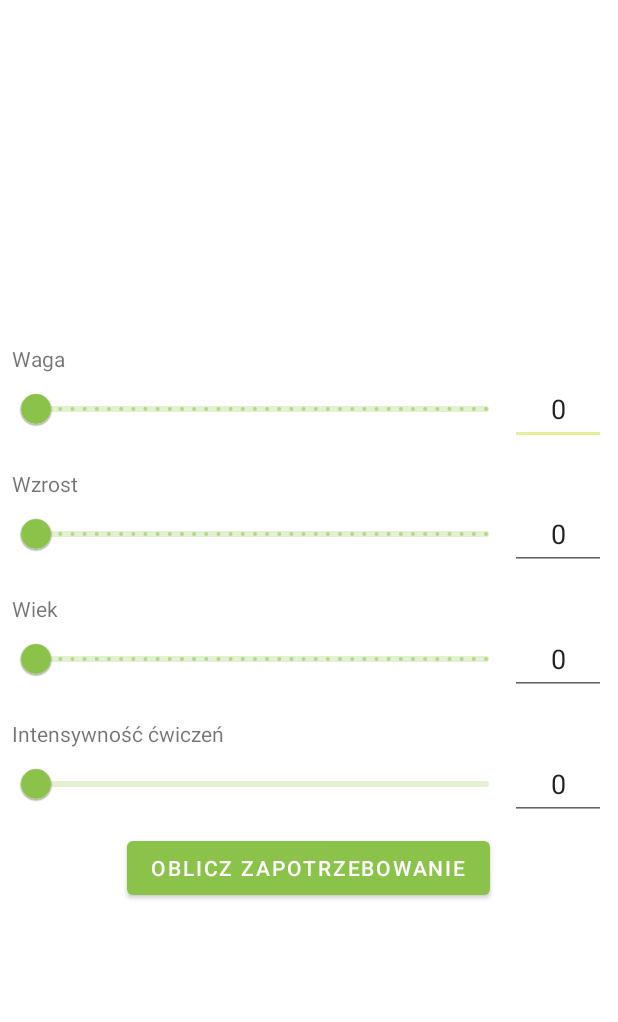
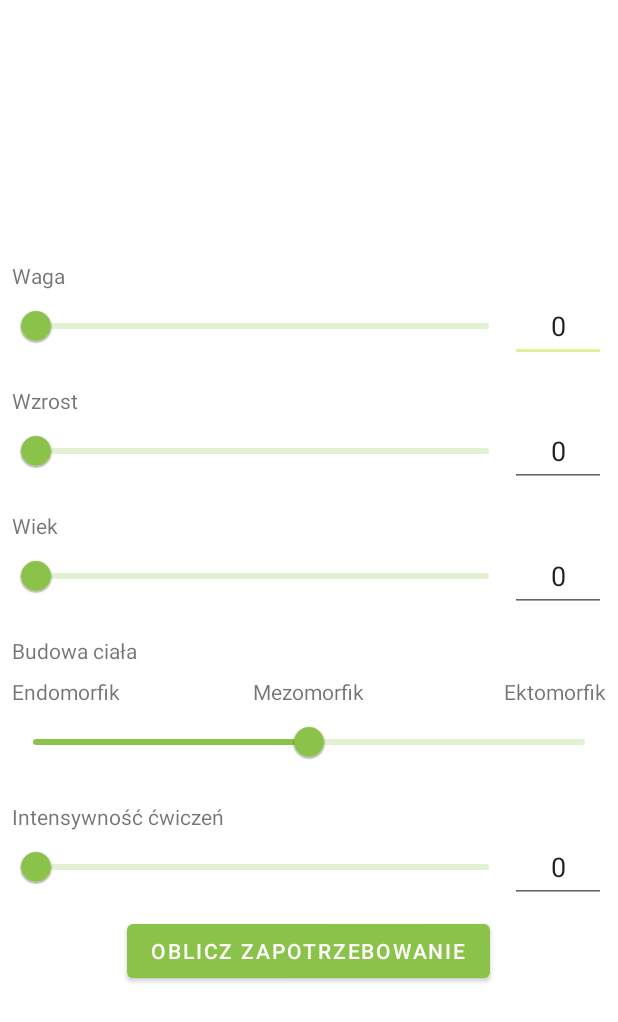
Before and after one commit to MGRINZ/appetite-for-sport, an Android app: the layout setup_wizard_shape_fragment.xml on its own in the app's theme, with its tools: preview values and no code run, on a phone screen of 412 x 824 dp. Shown: the top 1022 px of the screen. Run offline under Robolectric (Android 15) with nearby library versions, the phone set to English and light mode, and no system bars.

Commit message:
Added another parameter for calculating tdee

```diff
--- a/app/src/main/java/com/example/apetytnasport/SetupWizard/SetupWizardSportsFragment.java
+++ b/app/src/main/java/com/example/apetytnasport/SetupWizard/SetupWizardSportsFragment.java
@@ -70,7 +70,7 @@ public class SetupWizardSportsFragment extends SetupWizardFragment {
             button.setOnClickListener(new View.OnClickListener() {
                 @Override
                 public void onClick(View v) {
-                    getSetupWizardActivity().setSport(position);
+                    getSetupWizardActivity().setSport(holder.getAdapterPosition());
                     getSetupWizardActivity().nextPage();
                 }
             });
--- a/app/src/main/res/layout/setup_wizard_shape_fragment.xml
+++ b/app/src/main/res/layout/setup_wizard_shape_fragment.xml
@@ -31,6 +31,7 @@
                 android:stepSize="1"
                 android:valueFrom="40"
                 android:valueTo="150"
+                app:tickVisible="false"
                 tools:ignore="SpeakableTextPresentCheck,SpeakableTextPresentCheck" />
 
             <EditText
@@ -68,6 +69,7 @@
                 android:stepSize="1"
                 android:valueFrom="100"
                 android:valueTo="250"
+                app:tickVisible="false"
                 tools:ignore="SpeakableTextPresentCheck,SpeakableTextPresentCheck" />
 
             <EditText
@@ -105,6 +107,7 @@
                 android:stepSize="1"
                 android:valueFrom="16"
                 android:valueTo="100"
+                app:tickVisible="false"
                 tools:ignore="SpeakableTextPresentCheck,SpeakableTextPresentCheck" />
 
             <EditText
@@ -117,6 +120,56 @@
                 android:textAlignment="center"
                 tools:ignore="HardcodedText,LabelFor" />
         </LinearLayout>
+    </LinearLayout>
+
+    <LinearLayout
+        android:layout_width="match_parent"
+        android:layout_height="wrap_content"
+        android:orientation="vertical"
+        android:layout_margin="@dimen/slider_margin">
+        <TextView
+            android:layout_width="match_parent"
+            android:layout_height="wrap_content"
+            android:text="@string/shape" />
+
+        <RelativeLayout
+            android:layout_width="match_parent"
+            android:layout_height="wrap_content"
+            android:orientation="horizontal"
+            android:layout_marginTop="8dp">
+
+            <TextView
+                android:layout_width="wrap_content"
+                android:layout_height="wrap_content"
+                android:text="@string/endomorphic"
+                android:layout_alignParentStart="true"/>
+
+            <TextView
+                android:layout_width="wrap_content"
+                android:layout_height="wrap_content"
+                android:text="@string/mezomorphic"
+                android:layout_centerInParent="true"/>
+
+            <TextView
+                android:layout_width="wrap_content"
+                android:layout_height="wrap_content"
+                android:text="@string/ectomorphic"
+                android:layout_alignParentEnd="true"/>
+
+        </RelativeLayout>
+
+        <com.google.android.material.slider.Slider
+            android:id="@+id/shape_slider"
+            android:layout_width="match_parent"
+            android:layout_height="wrap_content"
+            android:stepSize="0.1"
+            android:valueFrom="0"
+            android:valueTo="1"
+            android:value="0.5"
+            app:tickVisible="false"
+            app:labelBehavior="gone"
+            tools:ignore="SpeakableTextPresentCheck,SpeakableTextPresentCheck" />
+
     </LinearLayout>
 
     <LinearLayout
--- a/app/src/main/res/values/strings.xml
+++ b/app/src/main/res/values/strings.xml
@@ -14,4 +14,8 @@
     <string name="fat">Tłuszcze</string>
     <string name="carbohydrate">Węglowodany</string>
     <string name="prepare_diet">Wyznacz dietę</string>
+    <string name="shape">Budowa ciała</string>
+    <string name="endomorphic">Endomorfik</string>
+    <string name="ectomorphic">Ektomorfik</string>
+    <string name="mezomorphic">Mezomorfik</string>
 </resources>
```
